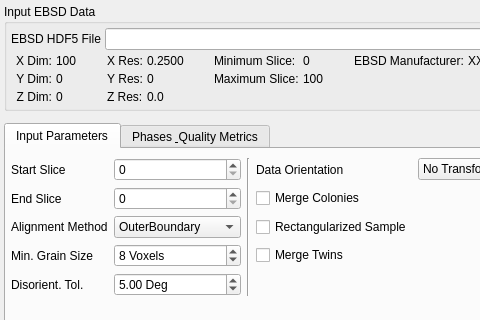
Above: Source/Plugins/Reconstruction/UI/ReconstructionWidget.ui from BlueQuartzSoftware/DREAM3D before the change; both pictures show x 0 to 480 and y 0 to 320 of the 720 by 681 pixel window. Below: the same form after it.
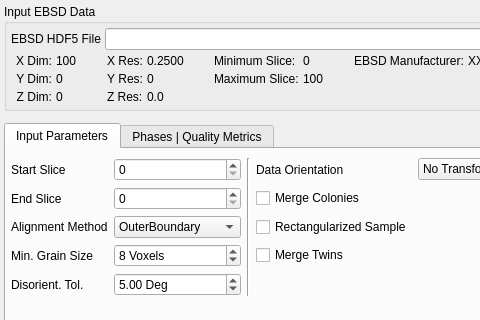
That is the form after the change. Icons and pictures are not drawn. Custom widgets are drawn as their Qt base class.

Commit message: Now writing reading the quality metrics as either preferences or presets

```diff
--- a/Source/Plugins/Reconstruction/UI/ReconstructionWidget.ui
+++ b/Source/Plugins/Reconstruction/UI/ReconstructionWidget.ui
@@ -563,7 +563,7 @@
      </widget>
      <widget class="QWidget" name="phase_quality_metric_tab">
       <attribute name="title">
-       <string>Phases &amp; Quality Metrics</string>
+       <string>Phases | Quality Metrics</string>
       </attribute>
       <layout class="QGridLayout" name="gridLayout_3">
        <property name="leftMargin">
```
The commit also changes 2 other files.
